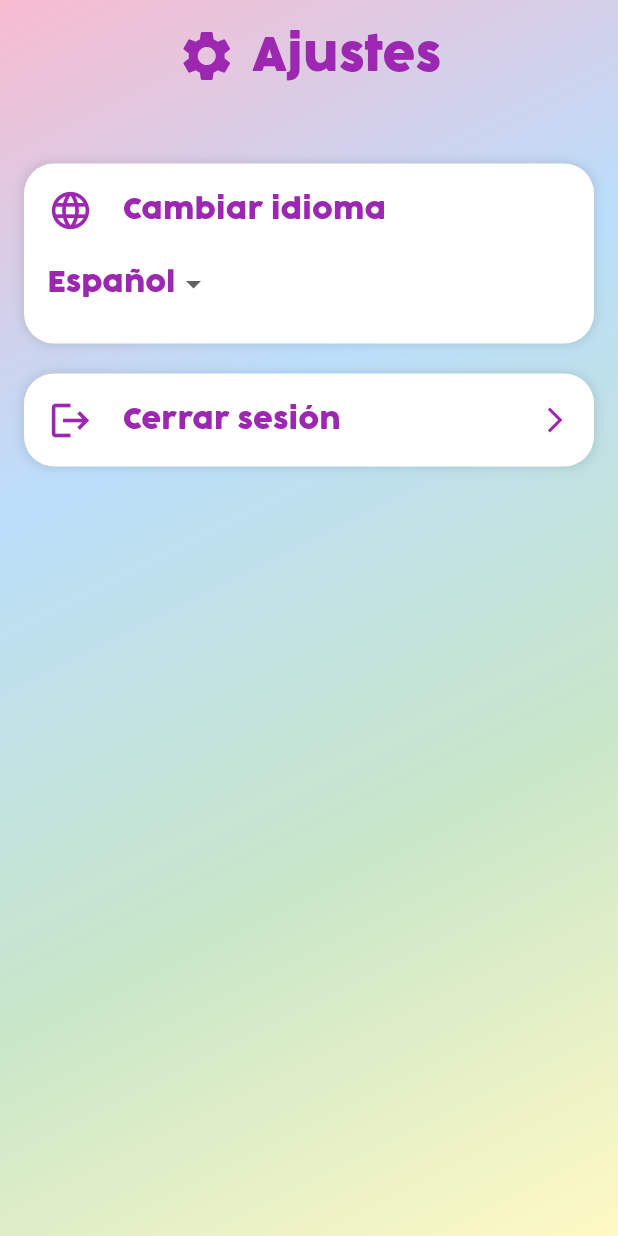
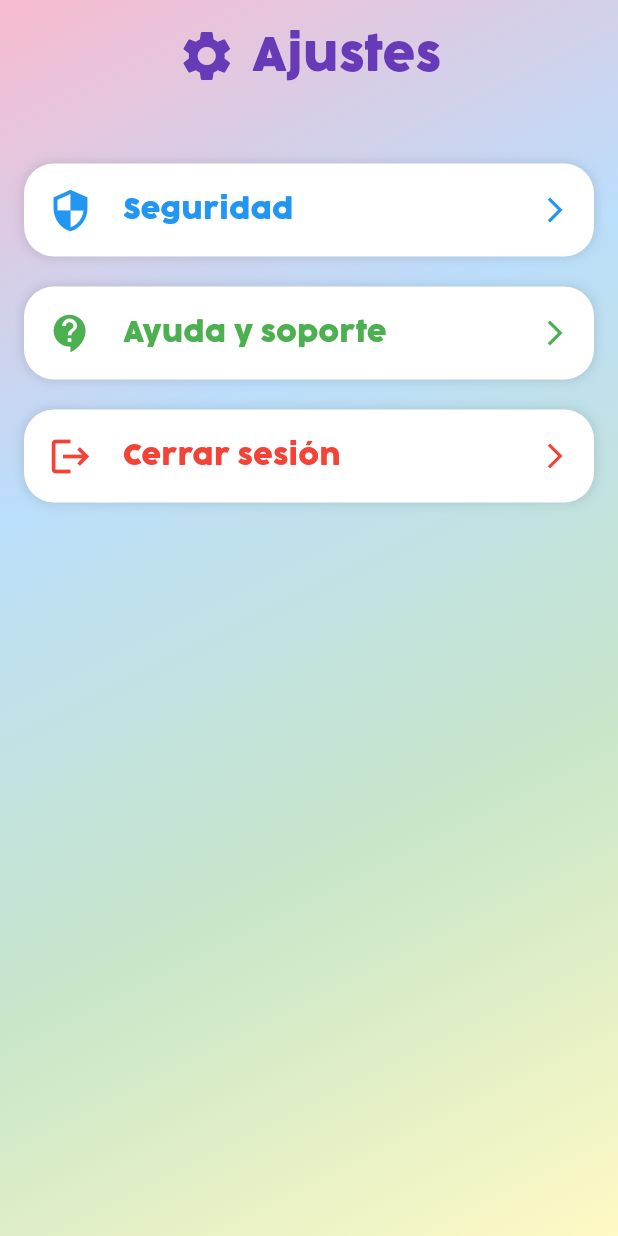
Before and after one commit to RicardoS76/lexininos, a Flutter app: the SettingsPage screen opened by its route, on a phone screen of 412 x 824 dp. Run offline on Flutter 3.47's test engine with Material 3 defaults, Android fonts, the light colour scheme and no system bars; our stand-ins replace auto_size_text, shared_preferences, sqflite; accounts and stored records are empty.

Commit message:
cambio del diseño y reubicacion

```diff
--- a/lib/user/manage_accounts_page.dart
+++ b/lib/settings/manage_accounts_page.dart
@@ -1,5 +1,4 @@
 import 'package:flutter/material.dart';
-
 import '../baseDatos/database_helper.dart';
 import '../security_dialog.dart';
 
@@ -62,16 +61,14 @@ class _ManageAccountsPageState extends State<ManageAccountsPage> {
                       SizedBox(width: 10),
                       Flexible(
                         child: Text(
-                          'Cuentas del dispositivo',
+                          'Seguridad',
                           style: TextStyle(
-                            fontSize:
-                                24.0, // Ajuste de tamaño para evitar desbordamiento
+                            fontSize: 24.0, // Ajuste de tamaño para evitar desbordamiento
                             fontWeight: FontWeight.bold,
                             color: Colors.purple,
                             fontFamily: 'Cocogoose',
                           ),
-                          overflow: TextOverflow
-                              .ellipsis, // Para manejar textos largos
+                          overflow: TextOverflow.ellipsis, // Para manejar textos largos
                         ),
                       ),
                     ],
@@ -82,16 +79,12 @@ class _ManageAccountsPageState extends State<ManageAccountsPage> {
                     child: FutureBuilder<List<Map<String, dynamic>>>(
                       future: _usersFuture,
                       builder: (context, snapshot) {
-                        if (snapshot.connectionState ==
-                            ConnectionState.waiting) {
+                        if (snapshot.connectionState == ConnectionState.waiting) {
                           return Center(child: CircularProgressIndicator());
                         } else if (snapshot.hasError) {
-                          return Center(
-                              child: Text('Error al cargar las cuentas'));
-                        } else if (!snapshot.hasData ||
-                            snapshot.data!.isEmpty) {
-                          return Center(
-                              child: Text('No hay cuentas registradas'));
+                          return Center(child: Text('Error al cargar las cuentas'));
+                        } else if (!snapshot.hasData || snapshot.data!.isEmpty) {
+                          return Center(child: Text('No hay cuentas registradas'));
                         } else {
                           return ListView.builder(
                             itemCount: snapshot.data!.length,
@@ -115,8 +108,7 @@ class _ManageAccountsPageState extends State<ManageAccountsPage> {
                                   children: [
                                     Expanded(
                                       child: Column(
-                                        crossAxisAlignment:
-                                            CrossAxisAlignment.start,
+                                        crossAxisAlignment: CrossAxisAlignment.start,
                                         children: [
                                           Text(
                                             user['nombre_usuario'],
@@ -138,16 +130,14 @@ class _ManageAccountsPageState extends State<ManageAccountsPage> {
                                       ),
                                     ),
                                     IconButton(
-                                      icon: Icon(Icons.edit,
-                                          color: Colors.purple),
+                                      icon: Icon(Icons.edit, color: Colors.purple),
                                       onPressed: () {
                                         _showSecurityDialog(
                                           context,
                                           'Editar cuenta',
                                           widget.authenticatedUserPassword,
                                           () async {
-                                            final result =
-                                                await Navigator.pushNamed(
+                                            final result = await Navigator.pushNamed(
                                               context,
                                               '/edit_account',
                                               arguments: user,
@@ -177,8 +167,7 @@ class _ManageAccountsPageState extends State<ManageAccountsPage> {
     );
   }
 
-  void _showSecurityDialog(BuildContext context, String title,
-      String currentPassword, Function onPasswordAccepted) {
+  void _showSecurityDialog(BuildContext context, String title, String currentPassword, Function onPasswordAccepted) {
     showDialog(
       context: context,
       builder: (BuildContext context) {
--- a/lib/settings_page.dart
+++ b/lib/settings_page.dart
@@ -7,8 +7,6 @@ class SettingsPage extends StatefulWidget {
 }
 
 class _SettingsPageState extends State<SettingsPage> {
-  String selectedLanguage = 'Español';
-
   @override
   Widget build(BuildContext context) {
     return Scaffold(
@@ -38,14 +36,14 @@ class _SettingsPageState extends State<SettingsPage> {
                   Row(
                     mainAxisAlignment: MainAxisAlignment.center,
                     children: [
-                      Icon(Icons.settings, color: Colors.purple, size: 40.0),
+                      Icon(Icons.settings, color: Colors.deepPurple, size: 40.0),
                       SizedBox(width: 10),
                       Text(
                         'Ajustes',
                         style: TextStyle(
                           fontSize: 30.0,
                           fontWeight: FontWeight.bold,
-                          color: Colors.purple,
+                          color: Colors.deepPurple,
                           fontFamily: 'Cocogoose',
                         ),
                       ),
@@ -56,8 +54,9 @@ class _SettingsPageState extends State<SettingsPage> {
                   Expanded(
                     child: ListView(
                       children: [
-                        _buildLanguageTile(context),
-                        _buildInfoTile('Cerrar sesión', Icons.logout, context),
+                        _buildInfoTile('Seguridad', Icons.security, context, route: '/manage_accounts', color: Colors.blue),
+                        _buildInfoTile('Ayuda y soporte', Icons.contact_support, context, route: '/contacts', color: Colors.green),
+                        _buildInfoTile('Cerrar sesión', Icons.logout, context, onTap: _logout, color: Colors.red),
                       ],
                     ),
                   ),
@@ -70,77 +69,16 @@ class _SettingsPageState extends State<SettingsPage> {
     );
   }
 
-  Widget _buildLanguageTile(BuildContext context) {
-    return Container(
-      margin: EdgeInsets.symmetric(vertical: 10.0),
-      padding: EdgeInsets.all(16.0),
-      decoration: BoxDecoration(
-        color: Colors.white,
-        borderRadius: BorderRadius.circular(20.0),
-        boxShadow: [
-          BoxShadow(
-            color: Colors.black.withOpacity(0.1),
-            blurRadius: 5.0,
-            spreadRadius: 1.0,
-          ),
-        ],
-      ),
-      child: Column(
-        crossAxisAlignment: CrossAxisAlignment.start,
-        children: [
-          Row(
-            children: [
-              Icon(Icons.language, color: Colors.purple, size: 30.0),
-              SizedBox(width: 20),
-              Expanded(
-                child: Text(
-                  'Cambiar idioma',
-                  style: TextStyle(
-                    fontSize: 18.0,
-                    fontWeight: FontWeight.bold,
-                    color: Colors.purple,
-                    fontFamily: 'Cocogoose',
-                  ),
-                ),
-              ),
-            ],
-          ),
-          SizedBox(height: 10),
-          DropdownButtonHideUnderline(
-            child: DropdownButton<String>(
-              value: selectedLanguage,
-              items: <String>['Español', 'Inglés'].map((String value) {
-                return DropdownMenuItem<String>(
-                  value: value,
-                  child: Text(
-                    value,
-                    style: TextStyle(
-                      fontSize: 18.0,
-                      color: Colors.purple,
-                      fontFamily: 'Cocogoose',
-                    ),
-                  ),
-                );
-              }).toList(),
-              onChanged: (String? newValue) {
-                setState(() {
-                  selectedLanguage = newValue!;
-                  // Aquí puedes agregar la lógica para cambiar el idioma de la aplicación.
-                });
-              },
-            ),
-          ),
-        ],
-      ),
-    );
+  void _logout() async {
+    await SharedPreferencesHelper.clearUserCredentials();
+    Navigator.pushReplacementNamed(context, '/login');
   }
 
-  Widget _buildInfoTile(String title, IconData icon, BuildContext context) {
+  Widget _buildInfoTile(String title, IconData icon, BuildContext context, {String? route, Function()? onTap, required Color color}) {
     return GestureDetector(
-      onTap: () async {
-        if (title == 'Cerrar sesión') {
-          await SharedPreferencesHelper.clearUserCredentials();
-          Navigator.pushReplacementNamed(context, '/login');
+      onTap: onTap ?? () {
+        if (route != null) {
+          Navigator.pushNamed(context, route);
         }
       },
       child: Container(
@@ -159,7 +97,7 @@ class _SettingsPageState extends State<SettingsPage> {
         ),
         child: Row(
           children: [
-            Icon(icon, color: Colors.purple, size: 30.0),
+            Icon(icon, color: color, size: 30.0),
             SizedBox(width: 20),
             Expanded(
               child: Text(
@@ -167,12 +105,12 @@ class _SettingsPageState extends State<SettingsPage> {
                 style: TextStyle(
                   fontSize: 18.0,
                   fontWeight: FontWeight.bold,
-                  color: Colors.purple,
+                  color: color,
                   fontFamily: 'Cocogoose',
                 ),
               ),
             ),
-            Icon(Icons.arrow_forward_ios, color: Colors.purple, size: 20.0),
+            Icon(Icons.arrow_forward_ios, color: color, size: 20.0),
           ],
         ),
       ),
```
Also changed, not shown: lib/centers/atoyatempan_page.dart (+53 -61 lines), lib/centers/molcaxac_page.dart (+30 -31 lines), lib/centers/tochtepec_page.dart (+30 -31 lines), lib/main.dart (+18 -13 lines), lib/user/account_info_page.dart (deleted, +0 -19 lines), lib/user/help_page.dart (+47 -23 lines), lib/user/user_data_page.dart (deleted, +0 -19 lines), lib/user_page.dart (+9 -26 lines), lib/settings/contacts_page.dart (renamed from lib/user/contacts_page.dart), lib/settings/edit_account_page.dart (renamed from lib/user/edit_account_page.dart).
